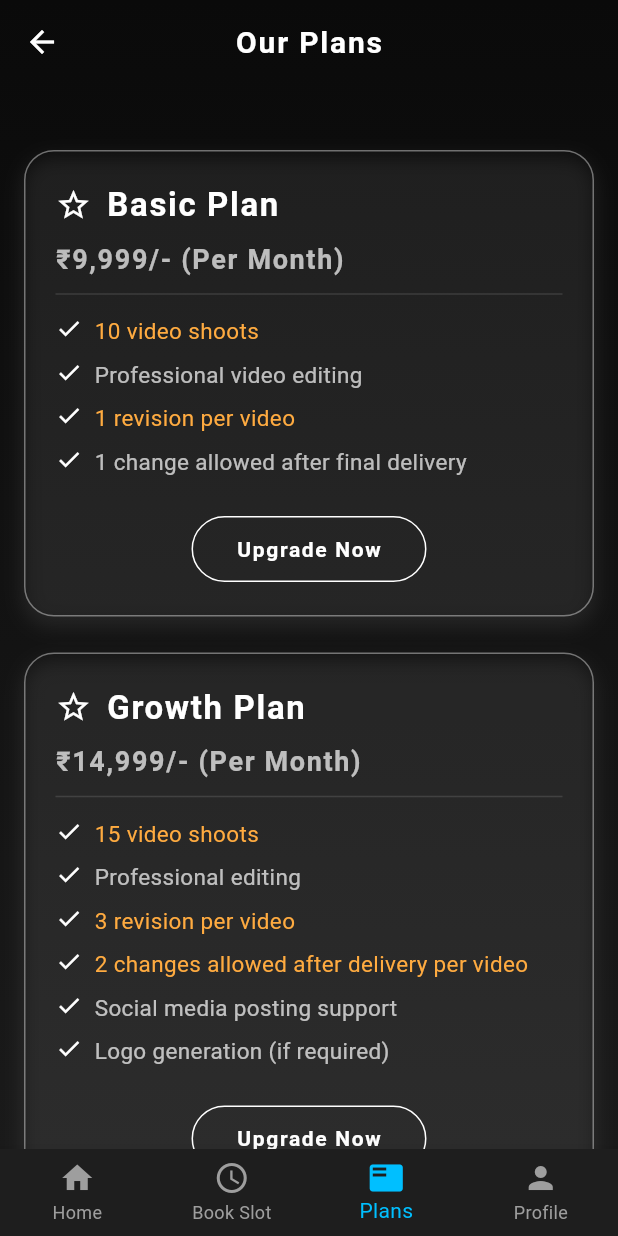
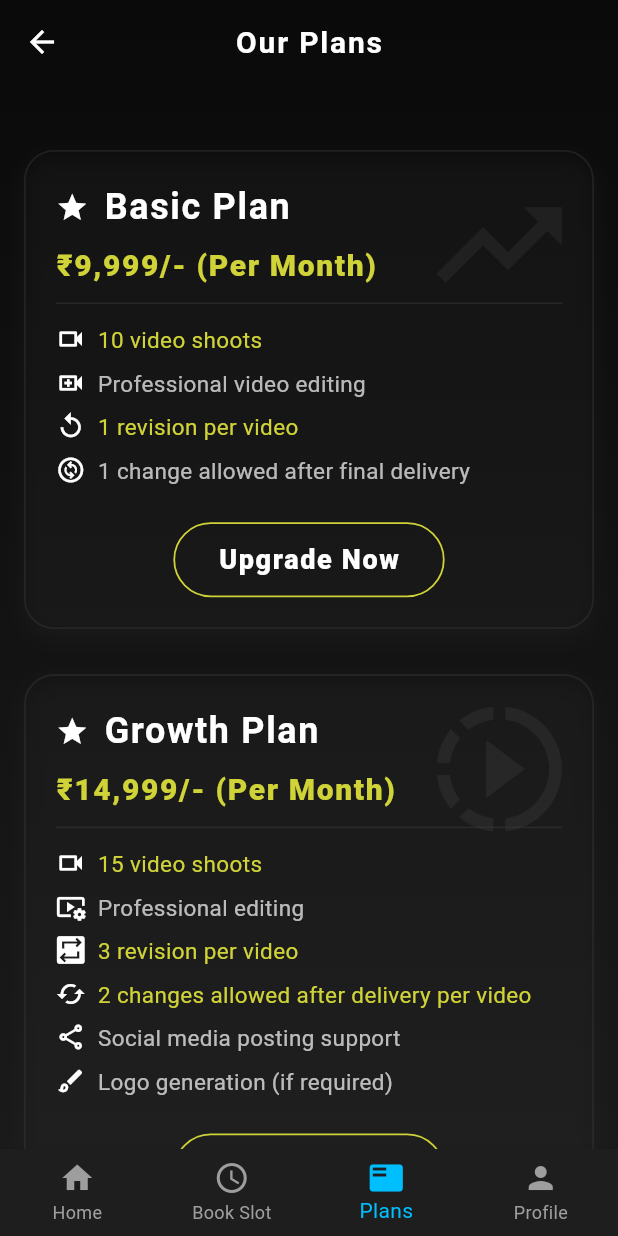
Before and after one commit to tina-mahajan/urban_advertising, a Flutter app: the SubscriptionScreen screen opened by its route, on a phone screen of 412 x 824 dp. Run offline on Flutter 3.47's test engine with Material 3 defaults, Android fonts, the phone set to English and light mode, and no system bars; our stand-ins replace carousel_slider; Roboto replaces fonts that are missing (Poppins).

Commit message:
Replaced subscription_screen.dart with latest version from GitHub

```diff
--- a/lib/home/subscription_screen.dart
+++ b/lib/home/subscription_screen.dart
@@ -2,6 +2,16 @@
 import 'package:flutter/material.dart';
 import 'package:urban_advertising/home/payment_screen.dart';
 import '../widgets/bottom_navbar.dart';
+
+class AppColors {
+  static const Color primaryAccent = Color(0xFF3A3A3A);
+  static const Color secondaryAccent = Color(0xFFD0D337);
+  static const Color cardSurface = Color(0xFF1B1B1B);
+  static const Color darkBackground = Color(0xFF0A0A0A);
+  static const Color textLight = Colors.white;
+  static const Color textMuted = Colors.white70;
+  static const Color checkIcon = Color(0xFFFFFFFF);
+}
 
 class SubscriptionScreen extends StatefulWidget {
   const SubscriptionScreen({super.key});
@@ -18,52 +28,49 @@
     {
       'title': 'Basic Plan',
       'price': '₹9,999/- (Per Month)',
+      'icon': Icons.trending_up_outlined,
       'features': [
-        {'text': '10 video shoots', 'highlight': true},
-        {'text': 'Professional video editing'},
-        {'text': '1 revision per video', 'highlight': true},
-        {'text': '1 change allowed after final delivery'},
+        {'icon': Icons.videocam_outlined, 'text': '10 video shoots', 'highlight': true},
+        {'icon': Icons.video_call_outlined, 'text': 'Professional video editing'},
+        {'icon': Icons.replay_outlined, 'text': '1 revision per video', 'highlight': true},
+        {'icon': Icons.change_circle_outlined, 'text': '1 change allowed after final delivery'},
       ],
     },
     {
       'title': 'Growth Plan',
       'price': '₹14,999/- (Per Month)',
+      'icon': Icons.slow_motion_video_outlined,
       'features': [
-        {'text': '15 video shoots', 'highlight': true},
-        {'text': 'Professional editing'},
-        {'text': '3 revision per video', 'highlight': true},
-        {
-          'text': '2 changes allowed after delivery per video',
-          'highlight': true,
-        },
-        {'text': 'Social media posting support'},
-        {'text': 'Logo generation (if required)'},
+        {'icon': Icons.videocam_outlined, 'text': '15 video shoots', 'highlight': true},
+        {'icon': Icons.video_settings_outlined, 'text': 'Professional editing'},
+        {'icon': Icons.repeat_on_outlined, 'text': '3 revision per video', 'highlight': true},
+        {'icon': Icons.cached_outlined, 'text': '2 changes allowed after delivery per video', 'highlight': true},
+        {'icon': Icons.share_outlined, 'text': 'Social media posting support'},
+        {'icon': Icons.brush_outlined, 'text': 'Logo generation (if required)'},
       ],
     },
     {
       'title': 'Premium Plan',
       'price': '₹24,999/- (Per Month)',
+      'icon': Icons.diamond_outlined,
       'features': [
-        {'text': '30 video shoots', 'highlight': true},
-        {'text': 'Premium editing'},
-        {'text': '3 changes allowed after delivery', 'highlight': true},
-        {'text': 'Daily posting support'},
-        {'text': '7 creative posters per month', 'highlight': true},
-        {'text': '24/7 priority support'},
-        {'text': '1 AI generated Video', 'highlight': true},
-        {'text': 'Logo generation (if required)'},
-        {'text': 'Script + content planning'},
-        {'text': 'Brand guideline support'},
+        {'icon': Icons.videocam_outlined, 'text': '30 video shoots', 'highlight': true},
+        {'icon': Icons.star_outline, 'text': 'Premium editing'},
+        {'icon': Icons.change_circle_outlined, 'text': '3 changes allowed after delivery', 'highlight': true},
+        {'icon': Icons.calendar_month_outlined, 'text': 'Daily posting support'},
+        {'icon': Icons.design_services_outlined, 'text': '7 creative posters per month', 'highlight': true},
+        {'icon': Icons.edit_note_outlined, 'text': 'Script + content planning'},
+        {'icon': Icons.smart_toy_outlined, 'text': '1 AI generated Video', 'highlight': true},
+        {'icon': Icons.brush_outlined, 'text': 'Logo generation (if required)'},
+        {'icon': Icons.support_agent_outlined, 'text': '24/7 priority support', 'highlight': true},
+        {'icon': Icons.branding_watermark_outlined, 'text': 'Brand guideline support'},
       ],
     },
   ];
 
   void onTap(int index) {
-    setState(() {
-      currentIndex = index;
-    });
+    setState(() => currentIndex = index);
 
-    // Navigate to different screens based on index
     switch (index) {
       case 0:
         Navigator.pushReplacementNamed(context, '/home');
@@ -72,7 +79,6 @@
         Navigator.pushReplacementNamed(context, '/slot_booking');
         break;
       case 2:
-        // Already on Plans screen
         break;
       case 3:
         Navigator.pushReplacementNamed(context, '/profile');
@@ -90,30 +96,25 @@
         title: const Text(
           'Our Plans',
           style: TextStyle(
-            color: Colors.white,
+            color: AppColors.textLight,
             fontWeight: FontWeight.bold,
             fontFamily: 'Poppins',
             letterSpacing: 1.2,
           ),
         ),
         centerTitle: true,
-        iconTheme: const IconThemeData(color: Colors.white),
+        iconTheme: const IconThemeData(color: AppColors.textLight),
       ),
       body: Container(
         decoration: const BoxDecoration(
           gradient: LinearGradient(
-            colors: [Color(0xFF0A0A0A), Color(0xFF1A1A1A)],
+            colors: [AppColors.darkBackground, Color(0xFF1A1A1A)],
             begin: Alignment.topCenter,
             end: Alignment.bottomCenter,
           ),
         ),
         child: SingleChildScrollView(
-          padding: const EdgeInsets.only(
-            top: 100,
-            left: 16,
-            right: 16,
-            bottom: 30,
-          ),
+          padding: const EdgeInsets.only(top: 100, left: 16, right: 16, bottom: 30),
           child: Column(
             children: List.generate(plans.length, (index) {
               final plan = plans[index];
@@ -136,20 +137,22 @@
                   child: AnimatedContainer(
                     duration: const Duration(milliseconds: 300),
                     curve: Curves.easeOut,
-                    margin: const EdgeInsets.only(bottom: 24),
+                    margin: const EdgeInsets.only(bottom: 30),
                     decoration: BoxDecoration(
                       borderRadius: BorderRadius.circular(20),
                       border: Border.all(
-                        color: Colors.white.withOpacity(0.4),
-                        width: 1,
+                        color: hoveredIndex == index
+                            ? AppColors.secondaryAccent
+                            : AppColors.primaryAccent.withOpacity(0.4),
+                        width: 1.2,
                       ),
                       boxShadow: [
                         BoxShadow(
                           color: hoveredIndex == index
-                              ? Colors.orangeAccent.withOpacity(0.4)
-                              : Colors.white.withOpacity(0.08),
+                              ? AppColors.secondaryAccent.withOpacity(0.35)
+                              : AppColors.primaryAccent.withOpacity(0.15),
                           blurRadius: hoveredIndex == index ? 25 : 10,
-                          spreadRadius: hoveredIndex == index ? 2 : 1,
+                          spreadRadius: hoveredIndex == index ? 3 : 1,
                           offset: const Offset(0, 6),
                         ),
                       ],
@@ -161,10 +164,22 @@
                           child: BackdropFilter(
                             filter: ImageFilter.blur(sigmaX: 8, sigmaY: 8),
                             child: Container(
+                              color: AppColors.cardSurface.withOpacity(0.8),
+                            ),
+                          ),
+                        ),
+
+                        // 🔸 Faint background icon (new addition)
+                        Positioned(
+                          right: 12,
+                          top: 12,
+                          child: Icon(
+                            plan['icon'] as IconData,
+                            size: 100,
                             color: Colors.white.withOpacity(0.05),
                           ),
                         ),
-                        ),
+
                         Positioned(
                           top: 0,
                           left: 0,
@@ -175,7 +190,7 @@
                             decoration: BoxDecoration(
                               gradient: LinearGradient(
                                 colors: hoveredIndex == index
-                                    ? [Colors.white, Colors.orangeAccent]
+                                    ? [AppColors.secondaryAccent, AppColors.primaryAccent]
                                     : [Colors.transparent, Colors.transparent],
                               ),
                             ),
@@ -201,23 +216,17 @@
                               children: [
                                 Row(
                                   children: [
-                                    AnimatedRotation(
-                                      turns: hoveredIndex == index ? 0.1 : 0.0,
-                                      duration: const Duration(
-                                        milliseconds: 300,
-                                      ),
-                                      child: const Icon(
-                                        Icons.star_border_outlined,
-                                        color: Colors.white,
-                                        size: 24,
-                                      ),
+                                    Icon(
+                                      Icons.star,
+                                      color: AppColors.textLight,
+                                      size: 22,
                                     ),
                                     const SizedBox(width: 10),
                                     Text(
                                       plan['title'] as String,
                                       style: const TextStyle(
-                                        color: Colors.white,
-                                        fontSize: 22,
+                                        color: AppColors.textLight,
+                                        fontSize: 24,
                                         fontWeight: FontWeight.bold,
                                         fontFamily: 'Poppins',
                                         letterSpacing: 1.1,
@@ -229,39 +238,30 @@
                                 Text(
                                   plan['price'] as String,
                                   style: const TextStyle(
-                                    color: Colors.white70,
-                                    fontSize: 18,
-                                    fontWeight: FontWeight.w600,
+                                    color: AppColors.secondaryAccent,
+                                    fontSize: 20,
+                                    fontWeight: FontWeight.w800,
                                     letterSpacing: 1.1,
                                     fontFamily: 'Poppins',
                                   ),
                                 ),
-                                AnimatedOpacity(
-                                  duration: const Duration(milliseconds: 300),
-                                  opacity: hoveredIndex == index ? 1 : 0.5,
-                                  child: const Divider(
-                                    color: Colors.white24,
+                                Divider(
+                                  color: AppColors.primaryAccent.withOpacity(0.5),
                                   height: 20,
-                                  ),
                                 ),
                                 Column(
                                   crossAxisAlignment: CrossAxisAlignment.start,
-                                  children: (plan['features'] as List).map((
-                                    feature,
-                                  ) {
+                                  children: (plan['features'] as List).map((feature) {
                                     final f = feature as Map<String, dynamic>;
                                     return Padding(
-                                      padding: const EdgeInsets.symmetric(
-                                        vertical: 4,
-                                      ),
+                                      padding: const EdgeInsets.symmetric(vertical: 4),
                                       child: Row(
-                                        crossAxisAlignment:
-                                            CrossAxisAlignment.start,
+                                        crossAxisAlignment: CrossAxisAlignment.start,
                                         children: [
-                                          const Icon(
-                                            Icons.check,
-                                            color: Colors.white,
-                                            size: 18,
+                                          Icon(
+                                            f['icon'] as IconData? ?? Icons.check,
+                                            color: AppColors.checkIcon,
+                                            size: 20,
                                           ),
                                           const SizedBox(width: 8),
                                           Expanded(
@@ -270,8 +270,8 @@
                                               style: TextStyle(
                                                 fontFamily: 'Poppins',
                                                 color: f['highlight'] == true
-                                                    ? Colors.orangeAccent
-                                                    : Colors.white70,
+                                                    ? AppColors.secondaryAccent
+                                                    : AppColors.textMuted,
                                                 fontSize: 15,
                                                 height: 1.4,
                                               ),
@@ -286,7 +286,19 @@
                                 Center(
                                   child: AnimatedScale(
                                     duration: const Duration(milliseconds: 250),
-                                    scale: hoveredIndex == index ? 1.05 : 1.0,
+                                    scale: hoveredIndex == index ? 1.08 : 1.0,
+                                    child: Container(
+                                      decoration: BoxDecoration(
+                                        borderRadius: BorderRadius.circular(30),
+                                        boxShadow: [
+                                          if (hoveredIndex == index)
+                                            BoxShadow(
+                                              color: AppColors.secondaryAccent.withOpacity(0.4),
+                                              blurRadius: 12,
+                                              spreadRadius: 2,
+                                            ),
+                                        ],
+                                      ),
                                       child: OutlinedButton(
                                         onPressed: () {
                                           Navigator.push(
@@ -294,36 +306,34 @@
                                             MaterialPageRoute(
                                               builder: (context) => PaymentScreen(
                                                 planName: plan['title'] as String,
-                                              planPrice:
-                                                  plan['price'] as String,
+                                                planPrice: plan['price'] as String,
                                               ),
                                             ),
                                           );
                                         },
                                         style: OutlinedButton.styleFrom(
-                                        side: const BorderSide(
-                                          color: Colors.white,
-                                        ),
-                                        shape: RoundedRectangleBorder(
-                                          borderRadius: BorderRadius.circular(
-                                            30,
-                                          ),
+                                          side: BorderSide(
+                                            color: AppColors.secondaryAccent,
+                                            width: hoveredIndex == index ? 2 : 1.2,
                                           ),
                                           backgroundColor: hoveredIndex == index
-                                            ? Colors.white12
+                                              ? AppColors.secondaryAccent.withOpacity(0.1)
                                               : Colors.transparent,
                                           padding: const EdgeInsets.symmetric(
-                                          vertical: 12,
-                                          horizontal: 30,
+                                              vertical: 12, horizontal: 30),
+                                          shape: RoundedRectangleBorder(
+                                            borderRadius: BorderRadius.circular(30),
                                           ),
                                         ),
                                         child: const Text(
                                           'Upgrade Now',
                                           style: TextStyle(
-                                          color: Colors.white,
+                                            color: AppColors.textLight,
                                             fontFamily: 'Poppins',
-                                          fontWeight: FontWeight.w600,
+                                            fontWeight: FontWeight.w900,
+                                            fontSize: 18,
                                             letterSpacing: 1.1,
+                                          ),
                                         ),
                                       ),
                                     ),
```
Lines whose indentation alone changed are shown as unchanged.
